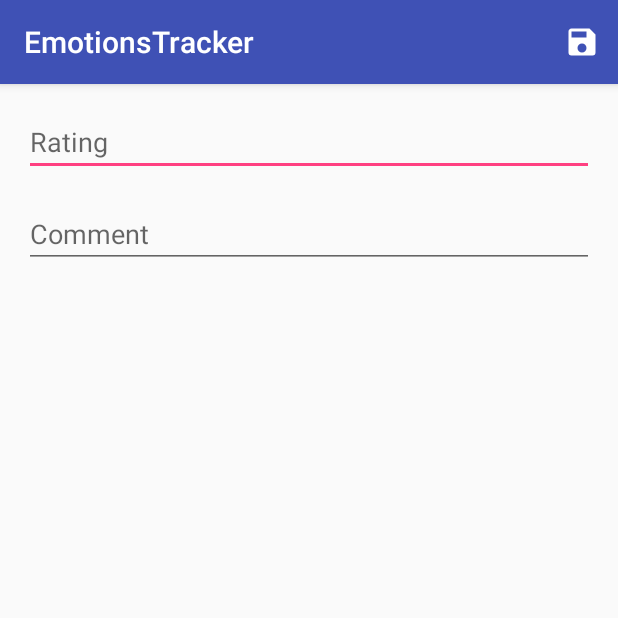
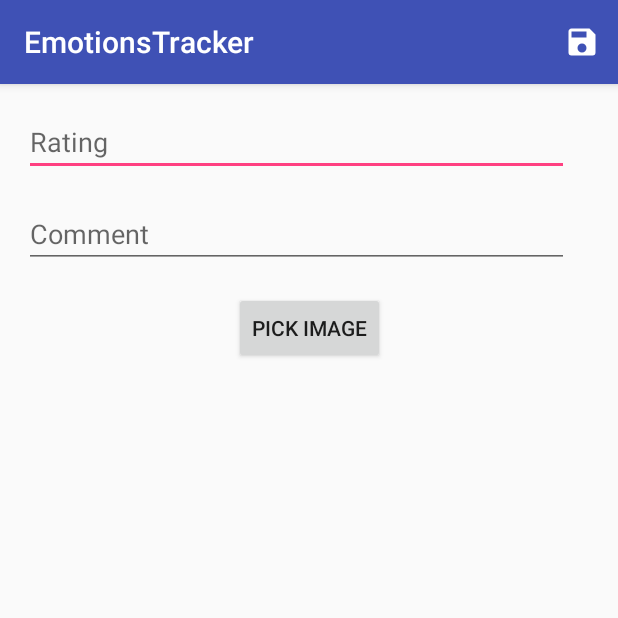
Before and after one commit to YehorBorkov/Emotions-Tracker, an Android app: the AddActivity screen opened directly, with no data from a screen before it, on a phone screen of 412 x 824 dp, the top half of it. Run offline under Robolectric (Android 15) with nearby library versions, the phone set to English and light mode, and no system bars.

Commit message:
Code revision, minor DB schema change, more bugs. TODO: Resolve java.security.Exception on loading images.

```diff
--- a/EmotionsTracker/app/build.gradle
+++ b/EmotionsTracker/app/build.gradle
@@ -28,5 +28,9 @@ dependencies {
     compile 'com.android.support:design:25.3.1'
     compile 'com.android.support:appcompat-v7:25.3.1'
     compile 'com.android.support:recyclerview-v7:25.3.1'
+    compile 'com.squareup.picasso:picasso:2.5.2'
     testCompile 'junit:junit:4.12'
+    compile 'com.google.android.gms:play-services-maps:10.2.6'
+    compile 'com.google.android.gms:play-services-places:10.2.6'
+    compile 'com.google.android.gms:play-services-location:10.2.6'
 }
--- a/EmotionsTracker/app/src/main/java/com/egorb/emotionstracker/activities/AddActivity.java
+++ b/EmotionsTracker/app/src/main/java/com/egorb/emotionstracker/activities/AddActivity.java
@@ -1,13 +1,17 @@
 package com.egorb.emotionstracker.activities;
 
 import android.content.ContentValues;
+import android.content.Intent;
 import android.database.sqlite.SQLiteDatabase;
 import android.net.Uri;
 import android.support.v7.app.AppCompatActivity;
 import android.os.Bundle;
 import android.view.Menu;
 import android.view.MenuItem;
+import android.view.View;
+import android.widget.Button;
 import android.widget.EditText;
+import android.widget.ImageView;
 import android.widget.Toast;
 
 import com.egorb.emotionstracker.R;
@@ -15,7 +19,12 @@ import com.egorb.emotionstracker.data.EmotionsContract;
 
 public class AddActivity extends AppCompatActivity {
 
+    private static final int PICK_IMAGE = 630;
+
+    Button mSelectPhoto;
+    ImageView mSelectedPhoto;
     EditText mRatingEditText, mCommentEditText;
+    Uri mSelectedImageUri = null;
 
     @Override
     protected void onCreate(Bundle savedInstanceState) {
@@ -24,6 +33,39 @@ public class AddActivity extends AppCompatActivity {
 
         mRatingEditText = (EditText) findViewById(R.id.et_rating);
         mCommentEditText = (EditText) findViewById(R.id.et_comment);
+
+        mSelectPhoto = (Button) findViewById(R.id.btn_add_image);
+        mSelectPhoto.setOnClickListener(new View.OnClickListener() {
+            @Override
+            public void onClick(View v) {
+                Intent getIntent = new Intent(Intent.ACTION_GET_CONTENT);
+                getIntent.setType("image/*");
+
+//                Intent pickIntent = new Intent(Intent.ACTION_PICK, android.provider.MediaStore.Images.Media.EXTERNAL_CONTENT_URI);
+//                pickIntent.setType("image/*");
+//
+//                Intent chooserIntent = Intent.createChooser(getIntent, "Select Image");
+//                chooserIntent.putExtra(Intent.EXTRA_INITIAL_INTENTS, new Intent[] {pickIntent});
+
+//                startActivityForResult(chooserIntent, PICK_IMAGE);
+
+                startActivityForResult(Intent.createChooser(getIntent, "Select Picture"), PICK_IMAGE);
+            }
+        });
+
+        mSelectedPhoto = (ImageView) findViewById(R.id.iv_add_image);
+    }
+
+    @Override
+    protected void onActivityResult(int requestCode, int resultCode, Intent data) {
+        if (resultCode == RESULT_OK && requestCode == PICK_IMAGE) {
+            mSelectedImageUri = data.getData();
+            mSelectPhoto.setVisibility(View.INVISIBLE);
+            mSelectedPhoto.setImageURI(mSelectedImageUri);
+            mSelectedPhoto.setVisibility(View.VISIBLE);
+        } else {
+            Toast.makeText(this, "Mission failed, we're gonna get him next time", Toast.LENGTH_SHORT).show();
+        }
     }
 
     @Override
@@ -62,8 +104,14 @@ public class AddActivity extends AppCompatActivity {
         ContentValues cv = new ContentValues();
         cv.put(EmotionsContract.EmotionsEntry.COLUMN_RATING, rating);
         cv.put(EmotionsContract.EmotionsEntry.COLUMN_COMMENT, comment);
-        cv.put(EmotionsContract.EmotionsEntry.COLUMN_IMAGE, String.valueOf(rating));
-        cv.put(EmotionsContract.EmotionsEntry.COLUMN_PLACE_ID, "Центр боли и страданий");
+        if (null != mSelectedImageUri) {
+            cv.put(EmotionsContract.EmotionsEntry.COLUMN_IMAGE, mSelectedImageUri.toString());
+        } else {
+            cv.put(EmotionsContract.EmotionsEntry.COLUMN_IMAGE, String.valueOf(rating));
+        }
+        cv.put(EmotionsContract.EmotionsEntry.COLUMN_PLACE_ID, "ChIJLfpSBfIwK0cRyqkIVNPOb3s");
+        cv.put(EmotionsContract.EmotionsEntry.COLUMN_PLACE_NAME, "Vorzel'");
+        cv.put(EmotionsContract.EmotionsEntry.COLUMN_PLACE_ADDRESS, "Vorzel', Kyivs'ka oblast, Ukraine");
         Uri uri = getContentResolver().insert(EmotionsContract.EmotionsEntry.CONTENT_URI, cv);
         if(uri != null) {
             Toast.makeText(getBaseContext(), uri.toString(), Toast.LENGTH_LONG).show();
--- a/EmotionsTracker/app/src/main/java/com/egorb/emotionstracker/data/EmotionsContract.java
+++ b/EmotionsTracker/app/src/main/java/com/egorb/emotionstracker/data/EmotionsContract.java
@@ -22,6 +22,8 @@ public final class EmotionsContract {
         public static final String COLUMN_TIMESTAMP = "timestamp";
         public static final String COLUMN_IMAGE = "image";
         public static final String COLUMN_PLACE_ID = "place_id";
+        public static final String COLUMN_PLACE_NAME = "place_name";
+        public static final String COLUMN_PLACE_ADDRESS = "place_address";
 
     }
 }
--- a/EmotionsTracker/app/src/main/java/com/egorb/emotionstracker/data/EmotionsDBHelper.java
+++ b/EmotionsTracker/app/src/main/java/com/egorb/emotionstracker/data/EmotionsDBHelper.java
@@ -28,7 +28,9 @@ public class EmotionsDBHelper extends SQLiteOpenHelper {
                 EmotionsContract.EmotionsEntry.COLUMN_COMMENT + " TEXT, " +
                 EmotionsContract.EmotionsEntry.COLUMN_TIMESTAMP + " TIMESTAMP DEFAULT CURRENT_TIMESTAMP, " +
                 EmotionsContract.EmotionsEntry.COLUMN_IMAGE + " TEXT NOT NULL, " +
-                EmotionsContract.EmotionsEntry.COLUMN_PLACE_ID + " TEXT" +
+                EmotionsContract.EmotionsEntry.COLUMN_PLACE_ID + " TEXT, " +
+                EmotionsContract.EmotionsEntry.COLUMN_PLACE_NAME + " TEXT, " +
+                EmotionsContract.EmotionsEntry.COLUMN_PLACE_ADDRESS + " TEXT" +
                 ");";
         db.execSQL(SQL_CREATE_EMOTIONS_TABLE);
     }
--- a/EmotionsTracker/app/src/main/java/com/egorb/emotionstracker/service/ImageProvider.java
+++ b/EmotionsTracker/app/src/main/java/com/egorb/emotionstracker/service/ImageProvider.java
@@ -1,9 +1,6 @@
 package com.egorb.emotionstracker.service;
 
 import android.content.Context;
-import android.graphics.drawable.AnimationDrawable;
-import android.graphics.drawable.Drawable;
-import android.util.Log;
 import android.widget.ImageView;
 
 import com.egorb.emotionstracker.R;
--- a/EmotionsTracker/app/src/main/res/layout/activity_add.xml
+++ b/EmotionsTracker/app/src/main/res/layout/activity_add.xml
@@ -9,19 +9,17 @@
 
     <EditText
         android:id="@+id/et_rating"
-        android:layout_width="match_parent"
+        android:layout_width="363dp"
         android:layout_height="wrap_content"
         android:ems="10"
         android:inputType="number"
         android:hint="Rating"
         app:layout_constraintTop_toTopOf="parent"
-        android:layout_marginTop="0dp"
-        app:layout_constraintLeft_toLeftOf="parent"
-        android:layout_marginStart="0dp" />
+        app:layout_constraintLeft_toLeftOf="parent" />
 
     <EditText
         android:id="@+id/et_comment"
-        android:layout_width="match_parent"
+        android:layout_width="363dp"
         android:layout_height="wrap_content"
         android:ems="10"
         android:inputType="text"
@@ -30,4 +28,32 @@
         app:layout_constraintTop_toBottomOf="@+id/et_rating"
         app:layout_constraintLeft_toLeftOf="@+id/et_rating" />
 
+    <ImageView
+        android:id="@+id/iv_add_image"
+        android:layout_width="wrap_content"
+        android:layout_height="wrap_content"
+        android:maxWidth="350dp"
+        android:maxHeight="350dp"
+        app:srcCompat="@android:color/holo_blue_light"
+        android:layout_marginTop="16dp"
+        app:layout_constraintTop_toBottomOf="@+id/et_comment"
+        android:layout_marginLeft="8dp"
+        app:layout_constraintLeft_toLeftOf="parent"
+        android:layout_marginRight="8dp"
+        app:layout_constraintRight_toRightOf="parent"
+        android:visibility="invisible"/>
+
+    <Button
+        android:id="@+id/btn_add_image"
+        android:layout_width="wrap_content"
+        android:layout_height="wrap_content"
+        android:text="Pick image"
+        android:layout_marginLeft="8dp"
+        app:layout_constraintLeft_toLeftOf="parent"
+        android:layout_marginRight="8dp"
+        app:layout_constraintRight_toRightOf="parent"
+        android:layout_marginTop="16dp"
+        app:layout_constraintTop_toBottomOf="@+id/et_comment"
+        android:visibility="visible"/>
+
 </android.support.constraint.ConstraintLayout>
--- a/EmotionsTracker/app/src/main/res/layout/main_rv_item.xml
+++ b/EmotionsTracker/app/src/main/res/layout/main_rv_item.xml
@@ -6,7 +6,6 @@
     android:layout_width="1080px"
     android:layout_height="112dp"
     android:padding="16dp">
-
 
     <ImageView
         android:id="@+id/rv_item_image"
--- /dev/null
+++ b/EmotionsTracker/app/src/main/res/menu/menu_main.xml
@@ -0,0 +1,4 @@
+<?xml version="1.0" encoding="utf-8"?>
+<menu xmlns:android="http://schemas.android.com/apk/res/android">
+
+</menu>
```
Also changed, not shown: EmotionsTracker/app/src/main/AndroidManifest.xml (+8 -1 lines), EmotionsTracker/app/src/main/java/com/egorb/emotionstracker/activities/DetailsActivity.java (added, +16 -0 lines), EmotionsTracker/app/src/main/java/com/egorb/emotionstracker/service/EmotionsListAdapter.java (+32 -2 lines), EmotionsTracker/app/src/main/res/layout/activity_details.xml (added, +69 -0 lines), EmotionsTracker/app/src/main/res/layout/switch_item.xml (deleted, +0 -11 lines), 1 other file.
